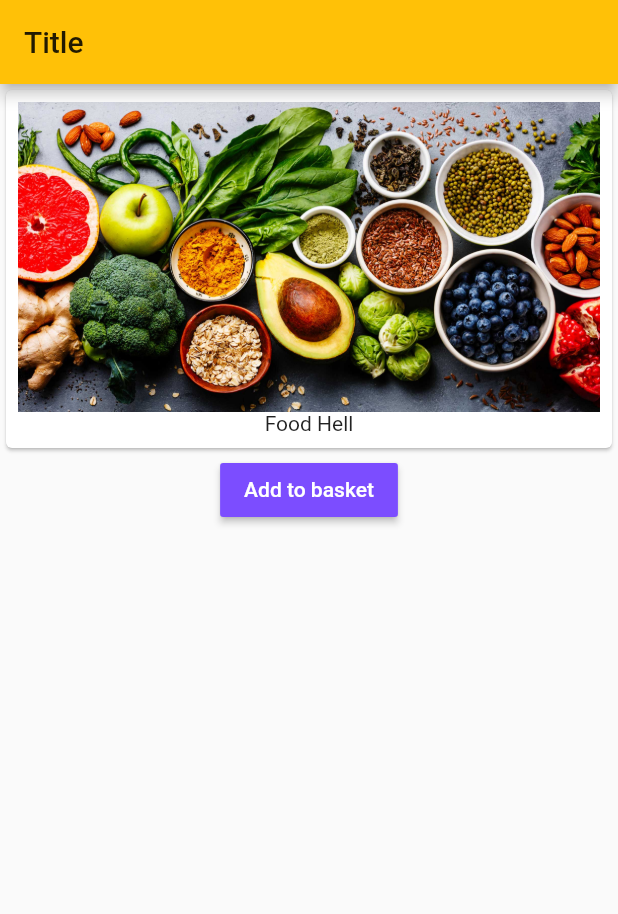
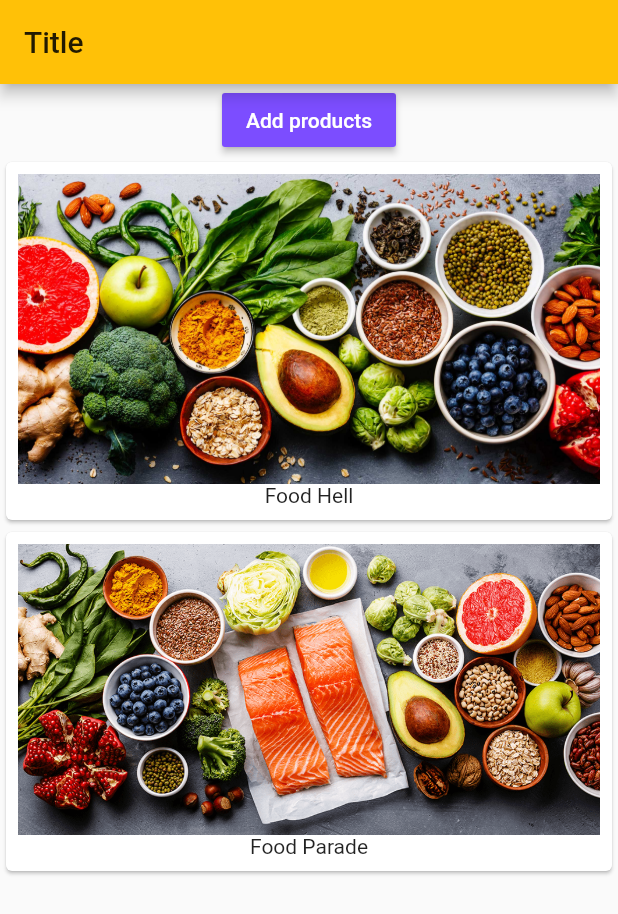
Before and after one commit to tansudasli/flutter-sandbox, a Flutter app: the screen it shows after launch, on a phone screen of 412 x 824 dp. Shown: the top 914 px of the screen. Run offline on Flutter 3.47's test engine with Material 2 defaults, Android fonts, the phone set to English and light mode, and no system bars.

Commit message:
Cards now more dynamic (image path)

```diff
--- a/dummy_app/lib/main.dart
+++ b/dummy_app/lib/main.dart
@@ -20,7 +20,8 @@ class MyHomePage extends StatefulWidget {
 }
 
 class MyHomePageState extends State<MyHomePage> {
-  List<String> products = ['Food Hell'];
+  List<List<String>> products = [['Food Hell', 'assets/images/food-post.jpg'],
+                                 ['Food Parade', 'assets/images/food-post-2.jpg']];
 
   @override
   Widget build(BuildContext context) {
@@ -30,6 +31,13 @@ class MyHomePageState extends State<MyHomePage> {
       ),
       body: Column(
         children: <Widget>[
+          RaisedButton(
+              onPressed: () {
+                setState(() => products.add(['Food Crash', 'assets/images/food-post-3.jpg']));
+              },
+              child: Text('Add products'),
+              color: Colors.deepPurpleAccent,
+              textColor: Colors.white),
           Column(
             children: products
                 .map((element) => Card(
@@ -37,19 +45,14 @@ class MyHomePageState extends State<MyHomePage> {
                         padding: const EdgeInsets.all(8.0),
                         child: Column(
                           children: <Widget>[
-                            Image.asset('assets/images/food-post.jpg'),
-                            Text(element)
+                            Image.asset(element[1]),
+                            Text(element[0])
                           ],
                         ),
                       ),
                     ))
                 .toList(),
           ),
-          RaisedButton(
-              onPressed: () => {},
-              child: Text('Add to basket'),
-              color: Colors.deepPurpleAccent,
-              textColor: Colors.white),
         ],
       ),
     );
```
Also changed, not shown: dummy_app/assets/images/food-post-3.jpg.
